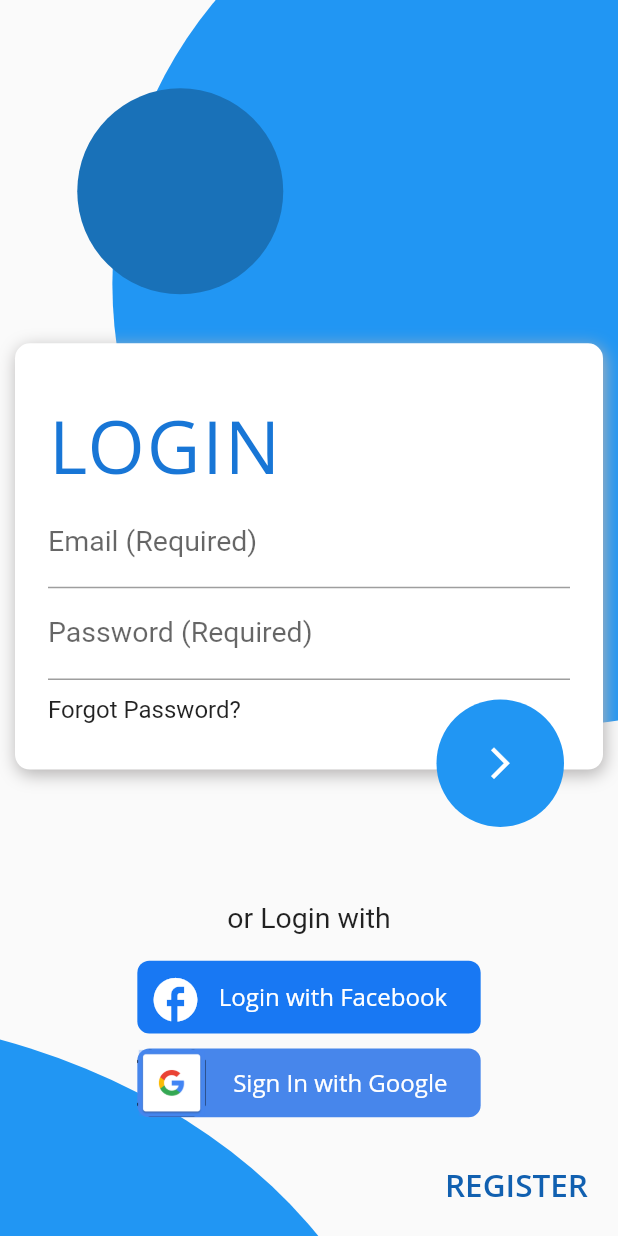
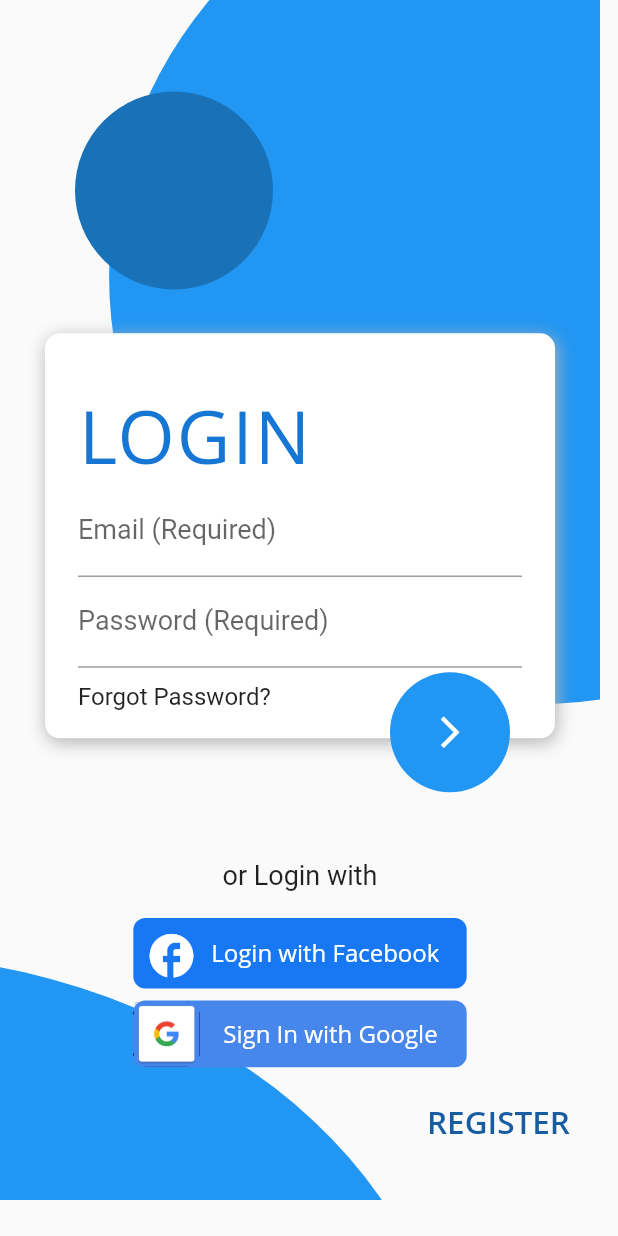
Before and after one commit to navaneethku/photos-api, a Flutter app: the screen it shows after launch, on a phone screen of 412 x 824 dp. Run offline on Flutter 3.47's test engine with Material 2 defaults, Android fonts, the light colour scheme and no system bars; our stand-ins replace font_awesome_flutter, get; Roboto replaces fonts that are missing (Open Sans).

Commit message:
changed height and width

```diff
--- a/navaneeth_app/lib/app/modules/Register/views/register_view.dart
+++ b/navaneeth_app/lib/app/modules/Register/views/register_view.dart
@@ -8,29 +8,27 @@ import '../../home/views/home_view.dart';
 import '../controllers/register_controller.dart';
 
 class RegisterView extends GetView<RegisterController> {
-  double width = Get.width;
-  double height = Get.height;
   @override
   Widget build(BuildContext context) {
     return Scaffold(
       body: SingleChildScrollView(
         child: Container(
-          height: height,
-          width: width,
+          height: 800,
+          width: 400,
           child: Column(
             children: [
               Container(
-                height: height,
-                width: width,
+                height: 800,
+                width: 400,
                 child: Stack(
                   children: [
                     Positioned(
                       //topRightBlueCircle
-                      left: width / 5.5,
-                      bottom: width / 1.21,
+                      left: 400 / 5.5,
+                      bottom: 400 / 1.21,
                       child: Container(
-                        width: height / 1.4,
-                        height: height / 1.4,
+                        width: 800 / 1.4,
+                        height: 800 / 1.4,
                         decoration: new BoxDecoration(
                           color: Color(0xff2196f3),
                           shape: BoxShape.circle,
@@ -39,11 +37,11 @@ class RegisterView extends GetView<RegisterController> {
                     ),
                     Positioned(
                       //smalldarkBlueCircle
-                      left: width / 8,
-                      top: width / 7,
+                      left: 50,
+                      top: 61,
                       child: Container(
-                        width: width / 3,
-                        height: width / 3,
+                        width: 132,
+                        height: 132,
                         decoration: new BoxDecoration(
                           color: Color(0xff1971b8),
                           shape: BoxShape.circle,
@@ -52,10 +50,10 @@ class RegisterView extends GetView<RegisterController> {
                     ),
                     Positioned(
                       //BottomLeftOval
-                      width: height,
-                      height: height / 1.3,
-                      bottom: -width / 0.85,
-                      right: width / 3,
+                      width: 800,
+                      height: 615,
+                      bottom: -450,
+                      right: 100,
                       child: ClipOval(
                         child: Container(
                           decoration: new BoxDecoration(
@@ -68,12 +66,12 @@ class RegisterView extends GetView<RegisterController> {
                         child: Column(
                       children: [
                         Container(
-                          height: height / 3.6,
-                          width: width - 50,
+                          height: 800 / 3.6,
+                          width: 400 - 50,
                         ),
                         Container(
-                          width: width - 20,
-                          height: height / 2.9,
+                          width: 340,
+                          height: 270,
                           padding: EdgeInsets.fromLTRB(10, 20, 10, 10),
                           decoration: BoxDecoration(
                               boxShadow: [
@@ -89,15 +87,15 @@ class RegisterView extends GetView<RegisterController> {
                               color: Colors.white,
                               borderRadius: BorderRadius.circular(10)),
                           child: Container(
-                            height: height / 3,
-                            width: width - 50,
+                            height: 250,
+                            width: 200,
                             padding: EdgeInsets.symmetric(
                                 vertical: 15, horizontal: 12),
                             child: Form(
                                 child: Column(
                               children: [
                                 Container(
-                                  width: width,
+                                  width: 300,
                                   child: Text(
                                     'LOGIN',
                                     style: TextStyle(
@@ -105,23 +103,23 @@ class RegisterView extends GetView<RegisterController> {
                                       letterSpacing: 1.3,
                                       fontSize: 49,
                                       fontWeight: FontWeight.w500,
-                                      color: Color(0xff1876d6),
+                                      color: Color(0xff1676d4),
                                     ),
                                   ),
                                 ),
                                 TextFormField(
                                   decoration: const InputDecoration(
                                       labelText: "Email (Required)",
-                                      labelStyle: TextStyle(fontSize: 19)),
+                                      labelStyle: TextStyle(fontSize: 18)),
                                 ),
                                 TextFormField(
                                   decoration: const InputDecoration(
                                       labelText: "Password (Required)",
-                                      labelStyle: TextStyle(fontSize: 19)),
+                                      labelStyle: TextStyle(fontSize: 18)),
                                 ),
                                 Container(
                                   padding: EdgeInsets.only(top: 10),
-                                  width: width,
+                                  width: 400,
                                   child: Text(
                                     "Forgot Password?",
                                     textAlign: TextAlign.left,
@@ -137,21 +135,17 @@ class RegisterView extends GetView<RegisterController> {
                             child: Align(
                               alignment: Alignment.bottomRight,
                               heightFactor: 0.45,
-                              widthFactor: 4,
+                              widthFactor: 3.5,
+                              child: GestureDetector(
+                                onTap:() => Get.to(() => HomeView()),
                                 child: Container(
-                                width: 85,
-                                height: 85,
+                                  width: 80,
+                                  height: 80,
                                   decoration: const BoxDecoration(
                                     color: Color(0xff2196f3),
                                     shape: BoxShape.circle,
                                   ),
-                                child: IconButton(
-                                  onPressed: () {
-                                    Get.to(
-                                      () => HomeView(),
-                                    );
-                                  },
-                                  icon: Icon(
+                                  child: Icon(
                                       Icons.arrow_forward_ios,
                                       color: Colors.white,
                                       size: 25,
@@ -165,8 +159,8 @@ class RegisterView extends GetView<RegisterController> {
                           height: 35,
                         ),
                         Container(
-                          height: height / 5,
-                          width: width,
+                          height: 150,
+                          width: 400,
                           child: Column(
                               mainAxisAlignment: MainAxisAlignment.center,
                               children: [
@@ -174,7 +168,7 @@ class RegisterView extends GetView<RegisterController> {
                                   padding: const EdgeInsets.all(8.0),
                                   child: Text(
                                     "or Login with",
-                                    style: TextStyle(fontSize: 19),
+                                    style: TextStyle(fontSize: 18),
                                   ),
                                 ),
                                 SizedBox(
@@ -184,8 +178,8 @@ class RegisterView extends GetView<RegisterController> {
                                   decoration: BoxDecoration(
                                       color: Color(0xff1878f3),
                                       borderRadius: BorderRadius.circular(8)),
-                                  width: width / 1.8,
-                                  height: width / 8.5,
+                                  width: 400 / 1.8,
+                                  height: 400 / 8.5,
                                   child: Row(children: [
                                     IconButton(
                                       onPressed: () {},
@@ -196,7 +190,7 @@ class RegisterView extends GetView<RegisterController> {
                                       color: Colors.white,
                                     ),
                                     Container(
-                                      width: width / 2.5,
+                                      width: 400 / 2.5,
                                       child: const Text(
                                         'Login with Facebook',
                                         textAlign: TextAlign.center,
@@ -211,14 +205,14 @@ class RegisterView extends GetView<RegisterController> {
                                   ]),
                                 ),
                                 SizedBox(
-                                  height: 10,
+                                  height: 8,
                                 ),
                                 Container(
                                   decoration: BoxDecoration(
                                       color: Color(0xff4786eb),
                                       borderRadius: BorderRadius.circular(8)),
-                                  width: width / 1.8,
-                                  height: width / 9,
+                                  width: 400 / 1.8,
+                                  height: 400 / 9,
                                   child: Row(children: [
                                     Image(
                                         image: AssetImage(
@@ -226,7 +220,7 @@ class RegisterView extends GetView<RegisterController> {
                                         ),
                                         height: 50),
                                     Container(
-                                      width: width / 2.3,
+                                      width: 400 / 2.3,
                                       child: const Text(
                                         'Sign In with Google',
                                         textAlign: TextAlign.center,
@@ -245,16 +239,16 @@ class RegisterView extends GetView<RegisterController> {
                         Align(
                           alignment: Alignment.bottomRight,
                           child: Container(
-                              width: width / 3,
-                              height: width / 6,
+                              width: 150,
+                              height: 50,
                               padding: EdgeInsets.fromLTRB(0, 10, 20, 0),
                               child: Align(
-                                alignment: Alignment.centerRight,
+                                alignment: Alignment.bottomRight,
                                 child: Text(
                                   'REGISTER',
-                                  textAlign: TextAlign.right,
+                                  textAlign: TextAlign.center,
                                   style: TextStyle(
-                                      color: Color(0xff1160b0),
+                                      color: Color(0xff185ca2),
                                       fontFamily: 'Open Sans',
                                       fontSize: 21,
                                       fontWeight: FontWeight.w600),
--- a/navaneeth_app/pubspec.yaml
+++ b/navaneeth_app/pubspec.yaml
@@ -8,6 +8,7 @@ environment:
 dependencies:
   cupertino_icons: ^1.0.2
   get: 4.6.5
+  http: 0.13.5
   font_awesome_flutter: 10.4.0
   flutter:
     sdk: flutter
```
Also changed, not shown: navaneeth_app/pubspec.lock, 1 other file. Lines whose indentation alone changed are shown as unchanged.
